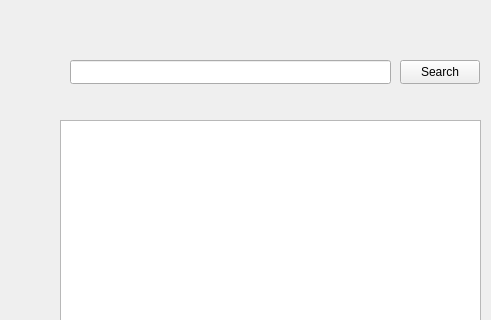
Above: mainwindow.ui from juhotuominen/CustomerManagerQT before the change; both pictures show x 0 to 491 and y 0 to 320 of the 594 by 567 pixel window. Below: the same form after it.
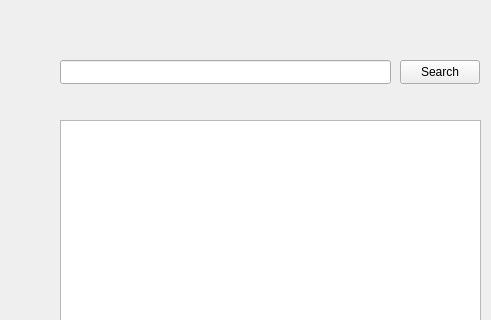
That is the form after the change.

Commit message: Add customerinfo tab when doubleclick on customer name

Patch:
```diff
--- a/mainwindow.ui
+++ b/mainwindow.ui
@@ -66,9 +66,9 @@
    <widget class="QLineEdit" name="lineEditSearch">
     <property name="geometry">
      <rect>
-      <x>70</x>
+      <x>60</x>
       <y>60</y>
-      <width>321</width>
+      <width>331</width>
       <height>24</height>
      </rect>
     </property>
```
The commit also changes 6 other files.
